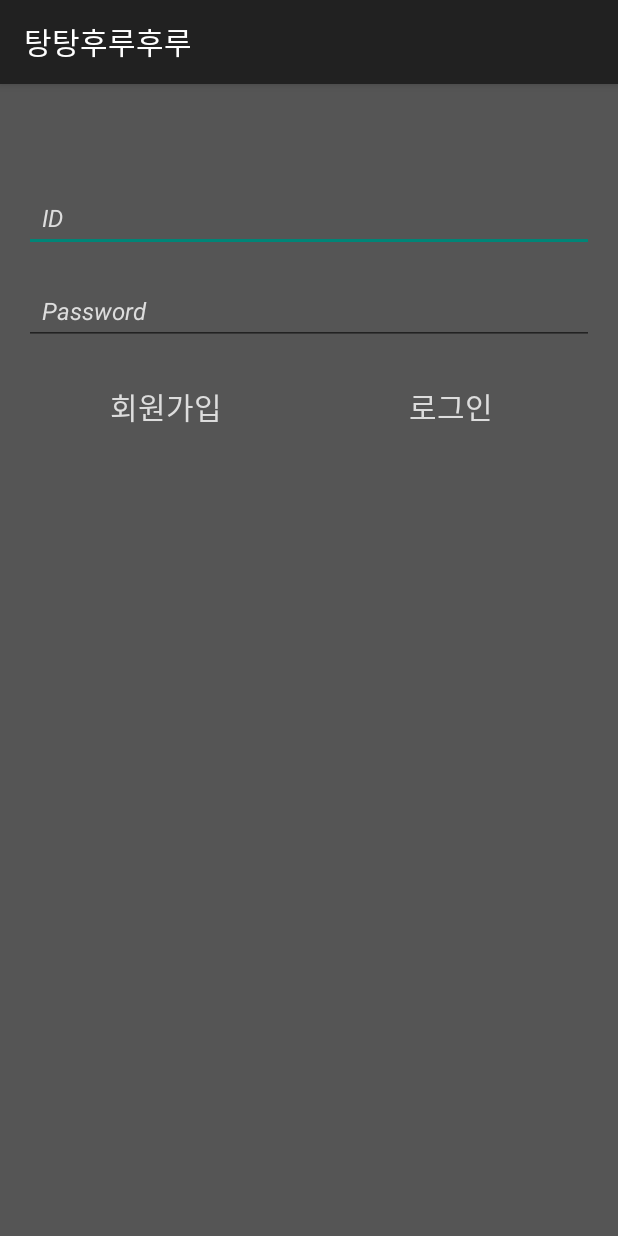
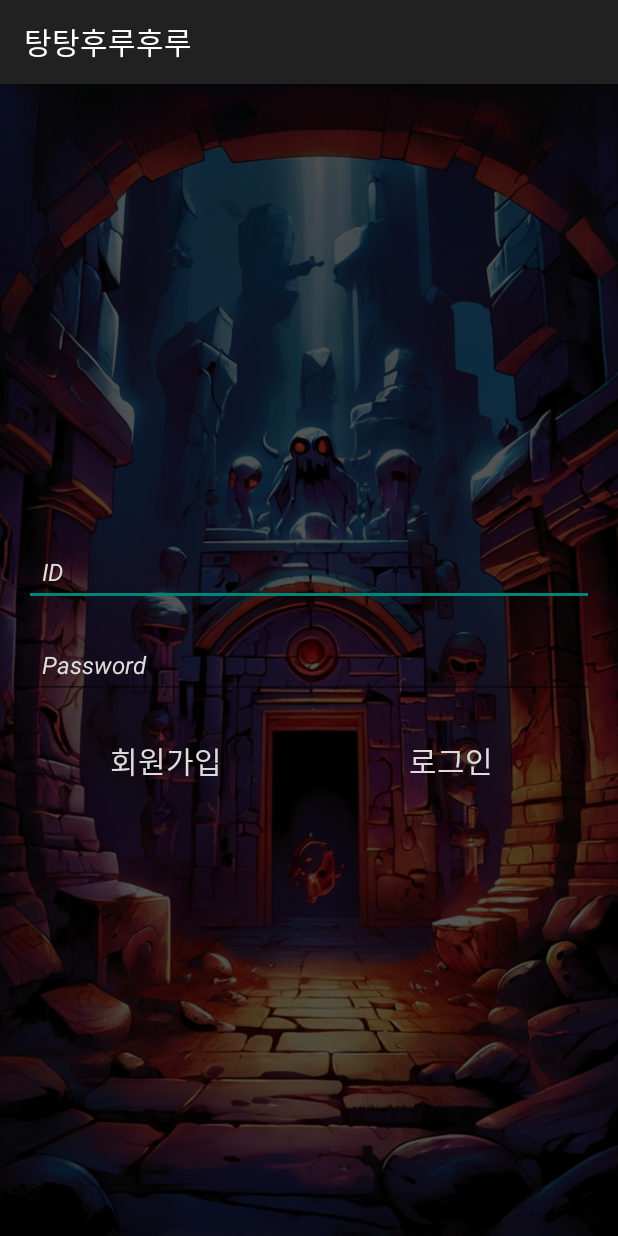
Before and after one commit to jungse8609/AndroidStudioProject, an Android app: the screen it shows after launch (LoginActivity), on a phone screen of 412 x 824 dp. Run offline under Robolectric (Android 15) with nearby library versions, the phone set to English and light mode, and no system bars; our stand-ins replace Firebase (no records; nobody signed in at launch, a user with empty details on screens opened directly).

Commit message:
Add Login, Registry, Mypage, Matching Background Image

```diff
--- a/Termproject/app/src/main/res/layout/activity_login.xml
+++ b/Termproject/app/src/main/res/layout/activity_login.xml
@@ -1,19 +1,30 @@
 <?xml version="1.0" encoding="utf-8"?>
-<LinearLayout xmlns:android="http://schemas.android.com/apk/res/android"
+<FrameLayout xmlns:android="http://schemas.android.com/apk/res/android"
     xmlns:tools="http://schemas.android.com/tools"
     android:layout_width="match_parent"
     android:layout_height="match_parent"
-    android:background="#555555"
-    android:orientation="vertical"
-    android:padding="16dp"
     tools:context=".LoginActivity">
 
+    <!-- Background Image -->
+    <ImageView
+        android:layout_width="match_parent"
+        android:layout_height="match_parent"
+        android:src="@drawable/loginimg"
+        android:scaleType="centerCrop"/>
+
+    <!-- Semi-transparent overlay -->
+    <View
+        android:layout_width="match_parent"
+        android:layout_height="match_parent"
+        android:background="#AA000000"/> <!-- Adjust the transparency here (#AA000000 is 67% opaque black) -->
+
+    <!-- Main Content Layout -->
     <LinearLayout
         android:layout_width="match_parent"
         android:layout_height="match_parent"
-        android:layout_gravity="center"
         android:orientation="vertical"
-        android:paddingTop="50dp">
+        android:padding="16dp"
+        android:gravity="center">
 
         <!-- ID Input Field -->
         <EditText
@@ -23,8 +34,8 @@
             android:hint="ID"
             android:textSize="16sp"
             android:textStyle="italic"
-            android:textColor = "#dddddd"
-            android:textColorHint = "#dddddd"
+            android:textColor="#dddddd"
+            android:textColorHint="#dddddd"
             android:inputType="text"
             android:padding="12dp"
             android:layout_marginBottom="16dp"/>
@@ -37,8 +48,8 @@
             android:hint="Password"
             android:textSize="16sp"
             android:textStyle="italic"
-            android:textColor = "#dddddd"
-            android:textColorHint = "#dddddd"
+            android:textColor="#dddddd"
+            android:textColorHint="#dddddd"
             android:inputType="textPassword"
             android:padding="12dp"
             android:layout_marginBottom="16dp"/>
@@ -80,5 +91,4 @@
 
     </LinearLayout>
 
-
-</LinearLayout>
+</FrameLayout>
--- a/Termproject/app/src/main/res/layout/activity_matching.xml
+++ b/Termproject/app/src/main/res/layout/activity_matching.xml
@@ -3,7 +3,8 @@
     xmlns:tools="http://schemas.android.com/tools"
     android:layout_width="match_parent"
     android:layout_height="match_parent"
-    tools:context=".MatchingRecyclingView">
+    tools:context=".MatchingRecyclingView"
+    android:background="@drawable/matchingimg">
     <FrameLayout
         android:id="@+id/fragment_content"
         android:layout_width="match_parent"
--- a/Termproject/app/src/main/res/layout/matching_recycling_view.xml
+++ b/Termproject/app/src/main/res/layout/matching_recycling_view.xml
@@ -2,6 +2,7 @@
 <androidx.recyclerview.widget.RecyclerView xmlns:android="http://schemas.android.com/apk/res/android"
     android:id="@+id/matchingRecyclingView"
     android:layout_width="match_parent"
-    android:layout_height="400dp">
+    android:layout_height="400dp"
+    android:background="@drawable/matchingimg">
 
 </androidx.recyclerview.widget.RecyclerView>
```
Also changed, not shown: Termproject/app/src/main/res/layout/activity_register.xml (+33 -10 lines), Termproject/app/src/main/res/layout/activity_start.xml (+25 -3 lines), Termproject/app/src/main/res/drawable/ingameimg.png (added), Termproject/app/src/main/res/drawable/loginimg.png (added), Termproject/app/src/main/res/drawable/matchingimg.png (added), Termproject/app/src/main/res/drawable/mypageimg.png (added), Termproject/app/src/main/res/drawable/registryimg.png (added).
